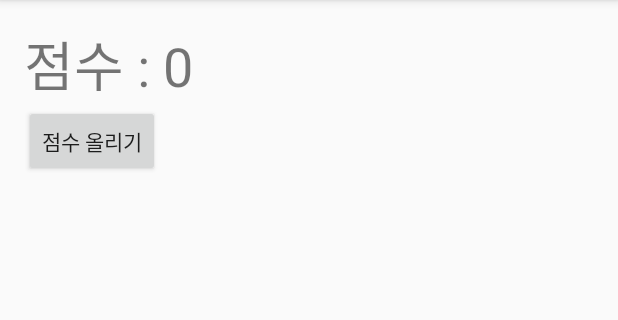
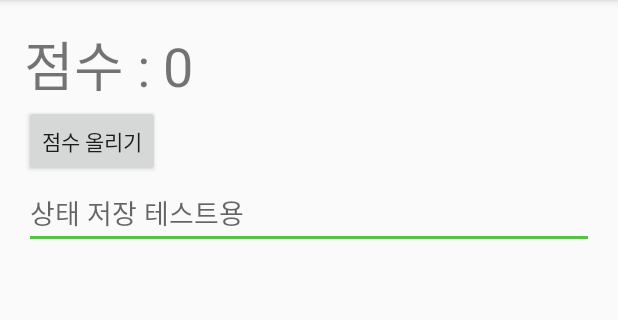
Before and after one commit to suwonsmartapp/MyFirstAndroidApp5ki, an Android app: the LifeCycleActivity screen opened directly, with no data from a screen before it, on a phone screen of 412 x 824 dp, the part 84-404 px from its top. Run offline under Robolectric (Android 15) with nearby library versions, the light colour scheme and no system bars.

Commit message:
EditText는 id를 가지면 자동으로 저장 복원 됨

```diff
--- a/app/src/main/res/layout/activity_life_cycle.xml
+++ b/app/src/main/res/layout/activity_life_cycle.xml
@@ -24,4 +24,10 @@
         android:onClick="onClick"
         android:text="점수 올리기" />
 
+    <EditText
+        android:id="@+id/state_edit"
+        android:layout_width="match_parent"
+        android:layout_height="wrap_content"
+        android:hint="상태 저장 테스트용" />
+
 </LinearLayout>
```
